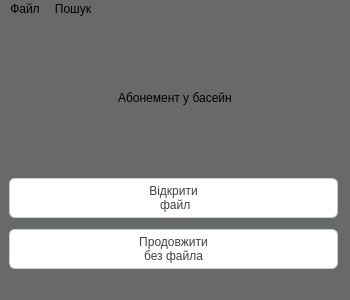
Old version of the form OOPCourseProject/mainwindow.ui in the repository Volchonak/OOPCourseProject.
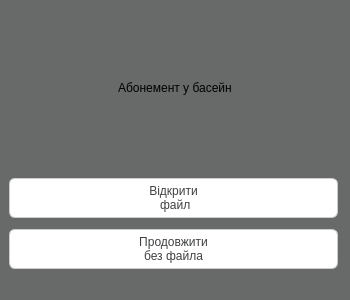
New version of the form. Icons and pictures are not drawn.

What changed in the file:
```diff
--- a/OOPCourseProject/mainwindow.ui
+++ b/OOPCourseProject/mainwindow.ui
@@ -157,25 +157,6 @@
      <height>22</height>
     </rect>
    </property>
-   <widget class="QMenu" name="menu">
-    <property name="title">
-     <string>Файл</string>
-    </property>
-    <addaction name="action_newFile"/>
-    <addaction name="action_openFile"/>
-    <addaction name="action_saveFile"/>
-    <addaction name="separator"/>
-   </widget>
-   <widget class="QMenu" name="menu_2">
-    <property name="title">
-     <string>Пошук</string>
-    </property>
-    <addaction name="action_findByName"/>
-    <addaction name="action_findByLengthOfStay"/>
-    <addaction name="action_findByNumOfVisits"/>
-   </widget>
-   <addaction name="menu"/>
-   <addaction name="menu_2"/>
   </widget>
   <widget class="QStatusBar" name="statusbar"/>
   <action name="action_newFile">
```
